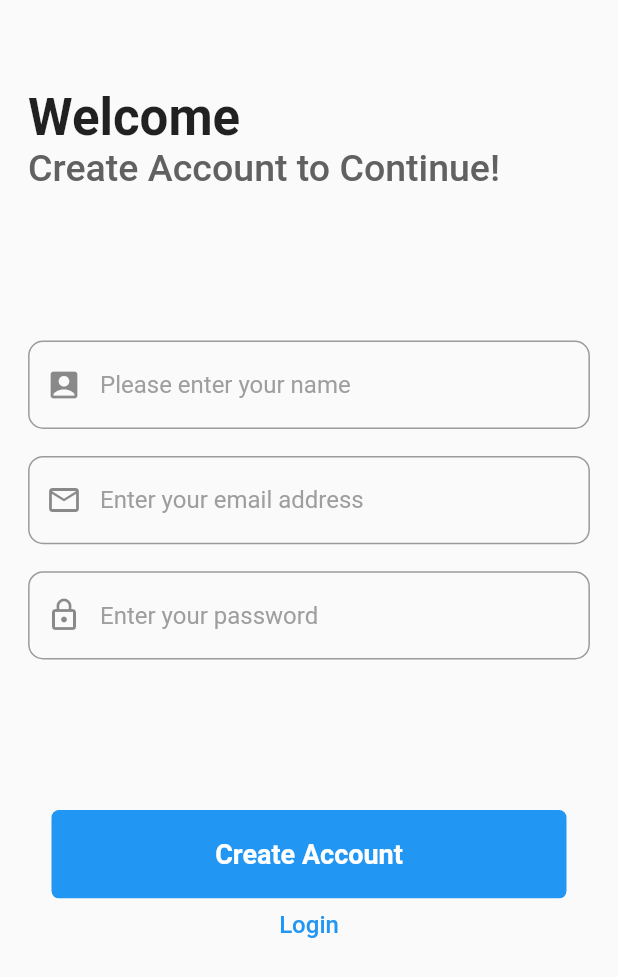
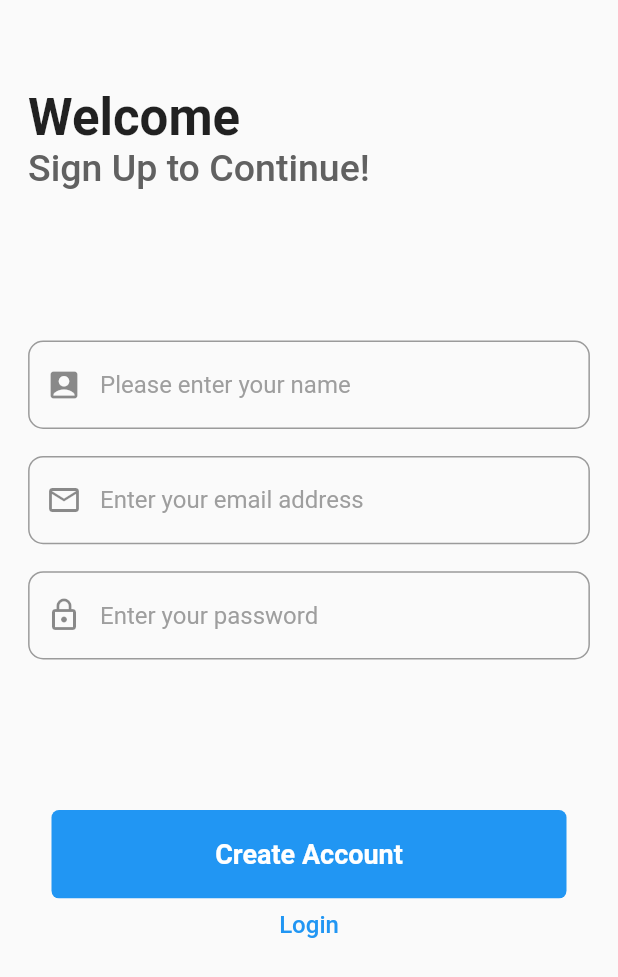
Before and after one commit to up4154/Log_In, a Flutter app: the CreateAccount screen opened directly, on a phone screen of 412 x 824 dp. Shown: the top 977 px of the screen. Run offline on Flutter 3.47's test engine with Material 2 defaults, Android fonts, the phone set to English and light mode, and no system bars; our stand-ins replace firebase_auth, firebase_core; accounts and stored records are empty.

Commit message:
Update CreateAccount.dart

```diff
--- a/lib/CreateAccount.dart
+++ b/lib/CreateAccount.dart
@@ -49,7 +49,7 @@ class _CreateAccountState extends State<CreateAccount> {
           Container(
             width: size.width / 1.1,
             child: Text(
-              "Create Account to Continue!",
+              "Sign Up to Continue!",
               style: TextStyle(
                 color: Colors.grey[700],
                 fontSize: 25,
@@ -124,7 +124,7 @@ class _CreateAccountState extends State<CreateAccount> {
                       context, MaterialPageRoute(builder: (_) => HomeScreen()));
                   print("Account Created Sucessfull");
                 } else {
-                  print("Login Failed");
+                  print("Sign up Failed");
                 }
               });
             } else {
```
